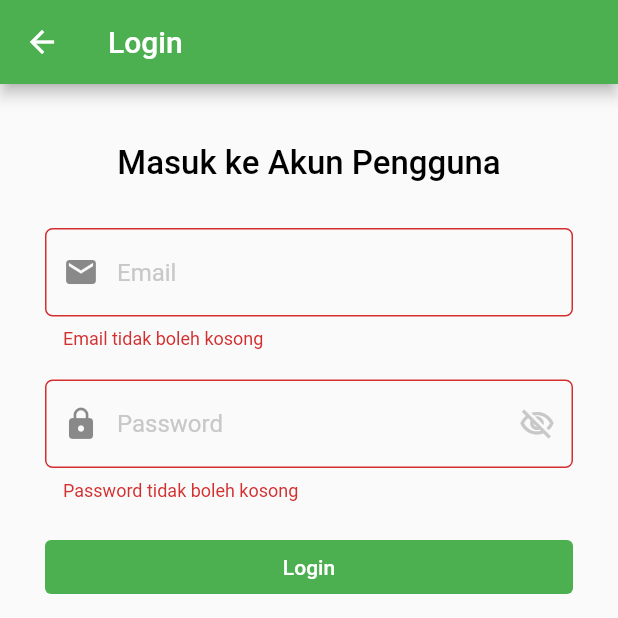
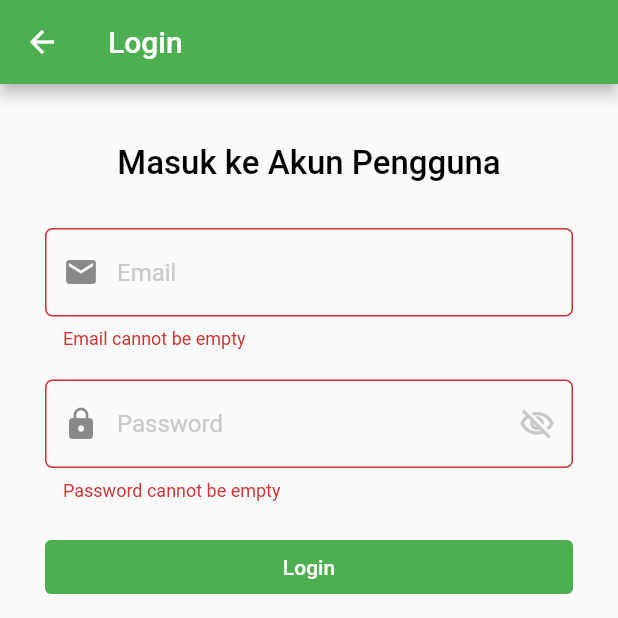
Before and after one commit to A03-PBP-2022/cleanify-mobile, a Flutter app: the LoginPage screen opened directly, after a tap on "Login", on a phone screen of 412 x 824 dp, the top half of it. Run offline on Flutter 3.47's test engine with Material 2 defaults, Android fonts, the phone set to English and light mode, and no system bars; our stand-ins replace flutter_markdown, infinite_scroll_pagination; missing offline and left inert: pbp_django_auth.

```diff
--- a/lib/authentication/page/loginPage.dart
+++ b/lib/authentication/page/loginPage.dart
@@ -91,7 +91,7 @@ class _State extends State<LoginPage> {
                                     AutovalidateMode.onUserInteraction,
                                 validator: (value) {
                                   if (value == null || value.isEmpty) {
-                                    return "Email tidak boleh kosong";
+                                    return "Email cannot be empty";
                                   }
                                   return null;
                                 },
@@ -127,7 +127,7 @@ class _State extends State<LoginPage> {
                                     AutovalidateMode.onUserInteraction,
                                 validator: (value) {
                                   if (value == null || value.isEmpty) {
-                                    return "Password tidak boleh kosong";
+                                    return "Password cannot be empty";
                                   }
                                   return null;
                                 },
--- a/lib/authentication/page/registerPage.dart
+++ b/lib/authentication/page/registerPage.dart
@@ -245,6 +245,7 @@ class _State extends State<RegisterPage> {
                             'name': controllerFullName.text,
                             'phoneNumber': controllerPhoneNumber.text,
                             'address': controllerAddress.text,
+                            'role' : role,
                           });
                           // _controllerPassword.text);
                           setState(() {
```
